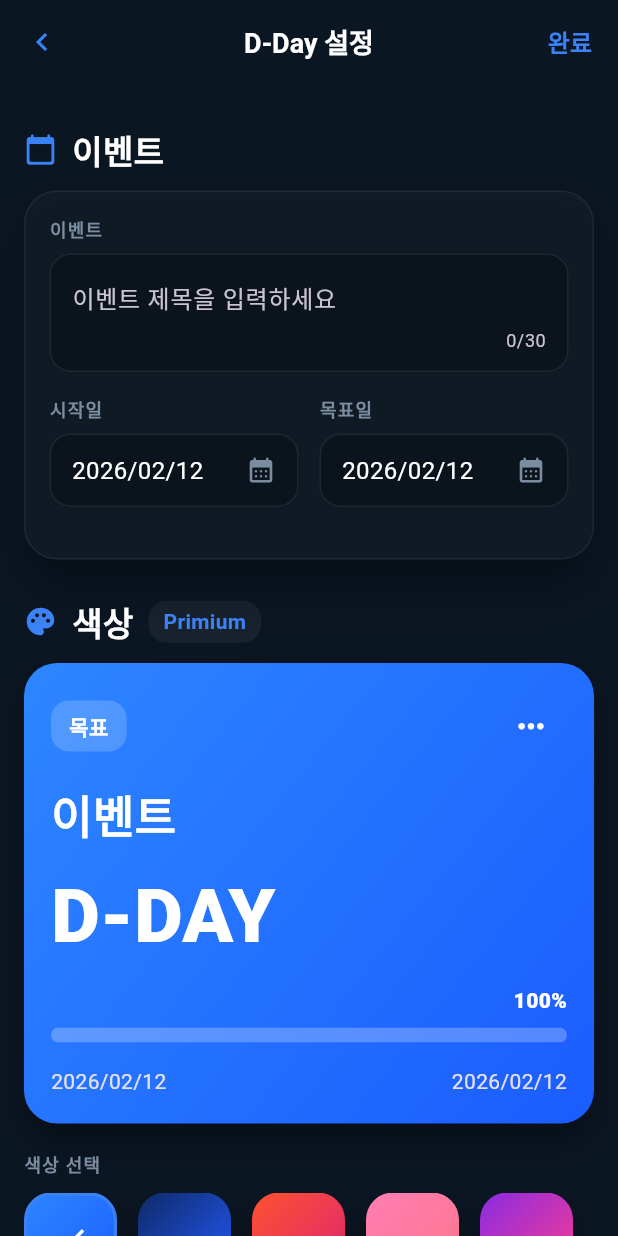
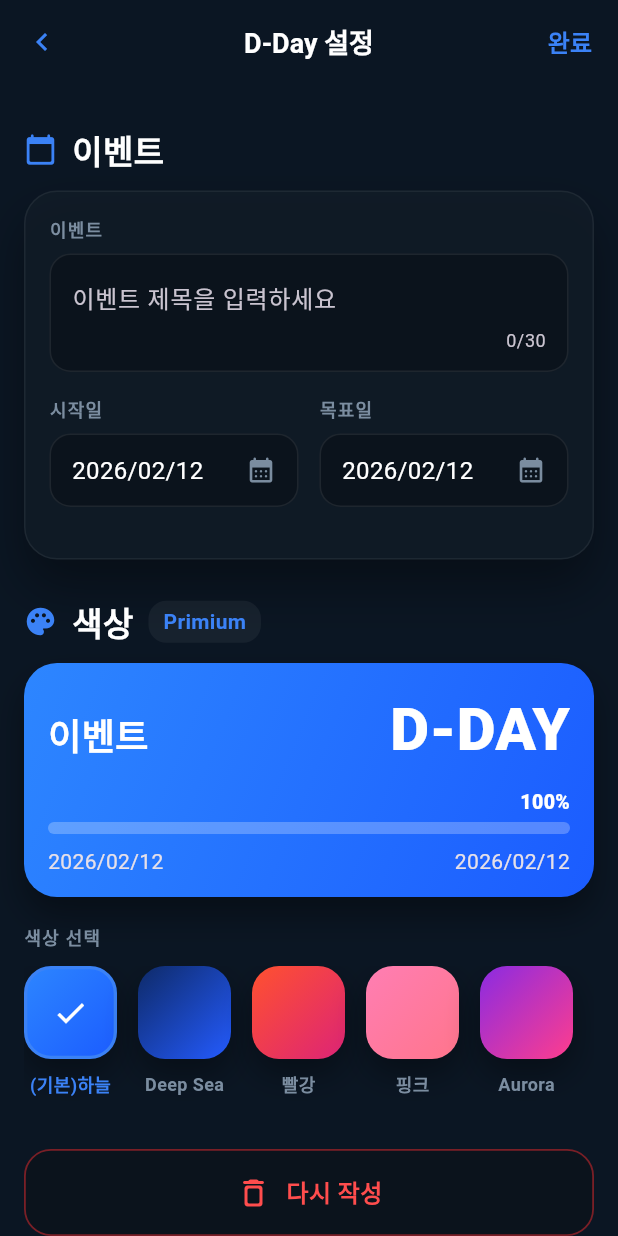
Before and after one commit to kizzong/baring_window, a Flutter app: the DDaySettingsPage screen opened directly, on a phone screen of 412 x 824 dp. Run offline on Flutter 3.47's test engine with Material 3 defaults, Android fonts, the light colour scheme and no system bars; our stand-ins replace flutter_local_notifications, hive, hive_flutter, image_cropper, image_picker, smooth_page_indicator and 2 more; missing offline and left inert: home_widget; accounts and stored records are empty.

Commit message:
목표 카드 디자인 수정, 세로 줄여서 공간 확보

```diff
--- a/lib/pages/dday_settings_page.dart
+++ b/lib/pages/dday_settings_page.dart
@@ -670,8 +670,10 @@ class _EventCardState extends State<EventCard> {
       return '완료';
     }
 
-    return Container(
-      padding: const EdgeInsets.all(18),
+    return GestureDetector(
+      onTap: widget.onMoreTap,
+      child: Container(
+      padding: const EdgeInsets.fromLTRB(16, 16, 16, 14),
       decoration: BoxDecoration(
         borderRadius: BorderRadius.circular(22),
         gradient: LinearGradient(
@@ -692,111 +694,67 @@ class _EventCardState extends State<EventCard> {
         crossAxisAlignment: CrossAxisAlignment.start,
         children: [
           Row(
+            crossAxisAlignment: CrossAxisAlignment.baseline,
+            textBaseline: TextBaseline.alphabetic,
             children: [
-              Container(
-                padding: const EdgeInsets.symmetric(
-                  horizontal: 12,
-                  vertical: 7,
-                ),
-                decoration: BoxDecoration(
-                  color: Colors.white.withOpacity(0.18),
-                  borderRadius: BorderRadius.circular(12),
-                ),
-                child: const Text(
-                  '목표',
-                  style: TextStyle(
+              Expanded(
+                child: Text(
+                  widget.title.isEmpty ? '이벤트' : widget.title,
+                  style: const TextStyle(
                     color: Colors.white,
+                    fontSize: 24,
                     fontWeight: FontWeight.w900,
-                    letterSpacing: 0.3,
                   ),
+                  maxLines: 1,
+                  overflow: TextOverflow.ellipsis,
                 ),
               ),
-              Spacer(),
-              IconButton(
-                onPressed: widget.onMoreTap,
-                icon: Icon(Icons.more_horiz, color: Colors.white, size: 25),
-              ),
-            ],
-          ),
-          const SizedBox(height: 14),
-          // Row(
-          //   children: [
-          //     Text(
-          //       widget.title.isEmpty ? '이벤트' : widget.title,
-          //       style: const TextStyle(
-          //         color: Colors.white,
-          //         fontSize: 30,
-          //         fontWeight: FontWeight.w900,
-          //       ),
-          //     ),
-          //     Spacer(),
-          //     Text(
-          //       dDayText(widget.targetDate),
-          //       style: const TextStyle(
-          //         color: Colors.white,
-          //         fontSize: 50,
-          //         fontWeight: FontWeight.w900,
-          //       ),
-          //     ),
-          //   ],
-          // ),
-          Text(
-            widget.title.isEmpty ? '이벤트' : widget.title,
-            style: const TextStyle(
-              color: Colors.white,
-              fontSize: 30,
-              fontWeight: FontWeight.w900,
-            ),
-          ),
-          // Spacer(),
-          SizedBox(height: 10),
-          Text(
-            dDayText(widget.targetDate),
-            style: const TextStyle(
-              color: Colors.white,
-              fontSize: 50,
-              fontWeight: FontWeight.w900,
-            ),
-          ),
-
-          const SizedBox(height: 10),
-          Row(
-            children: [
-              // Text
-              const Spacer(),
+              const SizedBox(width: 8),
               Text(
-                '${widget.percent}%',
-                // "70%",
+                dDayText(widget.targetDate),
                 style: const TextStyle(
                   color: Colors.white,
+                  fontSize: 40,
                   fontWeight: FontWeight.w900,
                 ),
               ),
             ],
           ),
-          const SizedBox(height: 8),
-
+          const SizedBox(height: 10),
+          Row(
+            children: [
+              const Spacer(),
+              Text(
+                '${widget.percent}%',
+                style: const TextStyle(
+                  color: Colors.white,
+                  fontSize: 13,
+                  fontWeight: FontWeight.w900,
+                ),
+              ),
+            ],
+          ),
+          const SizedBox(height: 4),
           ClipRRect(
             borderRadius: BorderRadius.circular(999),
             child: LinearProgressIndicator(
               value: progress,
-              minHeight: 10,
+              minHeight: 8,
               backgroundColor: Colors.white.withOpacity(0.25),
               valueColor: const AlwaysStoppedAnimation(Colors.white),
             ),
           ),
-
-          const SizedBox(height: 16),
+          const SizedBox(height: 8),
           Row(
             children: [
               Text(fmtDate(widget.startDate)),
-              Spacer(),
-              // Text("2026-2s-3 "),
+              const Spacer(),
               Text(fmtDate(widget.targetDate)),
             ],
           ),
         ],
       ),
+      ),
     );
   }
 }
```
Also changed, not shown: .claude/settings.local.json.
